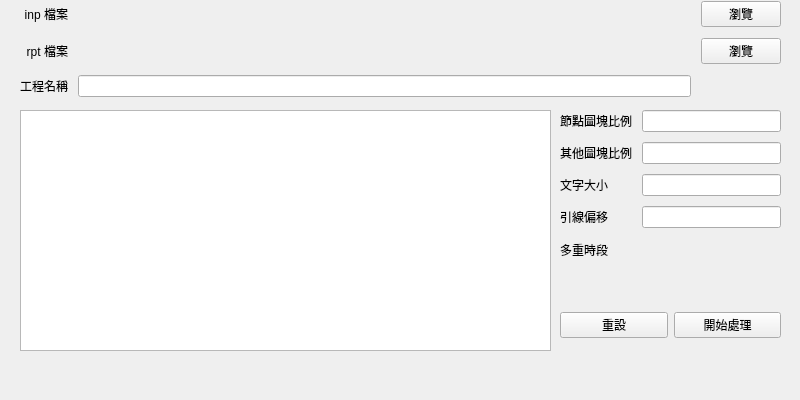
Qt form ui.ui (lihsin2000/epa2hydchart) before a commit.
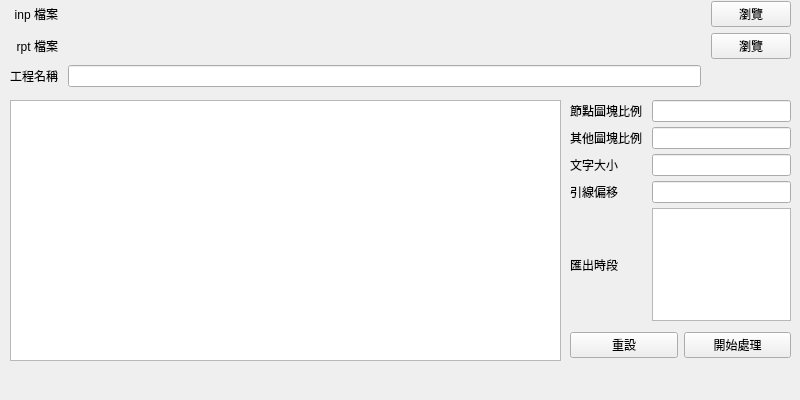
The same form after that commit. Icons and pictures are not drawn.

```diff
--- a/ui.ui
+++ b/ui.ui
@@ -33,19 +33,22 @@
    <widget class="QWidget" name="gridLayoutWidget">
     <property name="geometry">
      <rect>
-      <x>560</x>
-      <y>110</y>
+      <x>570</x>
+      <y>100</y>
       <width>221</width>
-      <height>151</height>
+      <height>221</height>
      </rect>
     </property>
     <layout class="QGridLayout" name="gridLayout_2" rowstretch="0,0,0,0,0" columnstretch="0,0">
      <property name="sizeConstraint">
       <enum>QLayout::SetDefaultConstraint</enum>
      </property>
-     <property name="spacing">
+     <property name="horizontalSpacing">
       <number>10</number>
      </property>
+     <property name="verticalSpacing">
+      <number>5</number>
+     </property>
      <item row="1" column="1">
       <widget class="QLineEdit" name="l_block_scale">
        <property name="text">
@@ -67,13 +70,6 @@
        </property>
       </widget>
      </item>
-     <item row="4" column="1">
-      <widget class="QLabel" name="l_times">
-       <property name="text">
-        <string/>
-       </property>
-      </widget>
-     </item>
      <item row="2" column="0">
       <widget class="QLabel" name="label_6">
        <property name="text">
@@ -98,14 +94,7 @@
      <item row="4" column="0">
       <widget class="QLabel" name="label_3">
        <property name="text">
-        <string>多重時段</string>
-       </property>
-      </widget>
-     </item>
-     <item row="0" column="1">
-      <widget class="QLineEdit" name="l_joint_scale">
-       <property name="text">
-        <string/>
+        <string>匯出時段</string>
        </property>
       </widget>
      </item>
@@ -116,21 +105,38 @@
        </property>
       </widget>
      </item>
+     <item row="0" column="1">
+      <widget class="QLineEdit" name="l_joint_scale">
+       <property name="text">
+        <string/>
+       </property>
+      </widget>
+     </item>
+     <item row="4" column="1">
+      <widget class="QListWidget" name="list_hrs">
+       <property name="selectionMode">
+        <enum>QAbstractItemView::MultiSelection</enum>
+       </property>
+      </widget>
+     </item>
     </layout>
    </widget>
    <widget class="QWidget" name="gridLayoutWidget_2">
     <property name="geometry">
      <rect>
-      <x>20</x>
+      <x>10</x>
       <y>0</y>
-      <width>761</width>
-      <height>100</height>
+      <width>781</width>
+      <height>91</height>
      </rect>
     </property>
     <layout class="QGridLayout" name="gridLayout_3" columnstretch="0,2,0">
-     <property name="spacing">
+     <property name="horizontalSpacing">
       <number>10</number>
      </property>
+     <property name="verticalSpacing">
+      <number>5</number>
+     </property>
      <item row="0" column="0">
       <widget class="QLabel" name="label">
        <property name="text">
@@ -194,8 +200,8 @@
    <widget class="QWidget" name="horizontalLayoutWidget">
     <property name="geometry">
      <rect>
-      <x>560</x>
-      <y>310</y>
+      <x>570</x>
+      <y>330</y>
       <width>221</width>
       <height>30</height>
      </rect>
@@ -220,10 +226,10 @@
    <widget class="QTextBrowser" name="browser_log">
     <property name="geometry">
      <rect>
-      <x>20</x>
-      <y>110</y>
-      <width>531</width>
-      <height>241</height>
+      <x>10</x>
+      <y>100</y>
+      <width>551</width>
+      <height>261</height>
      </rect>
     </property>
     <property name="html">
```
